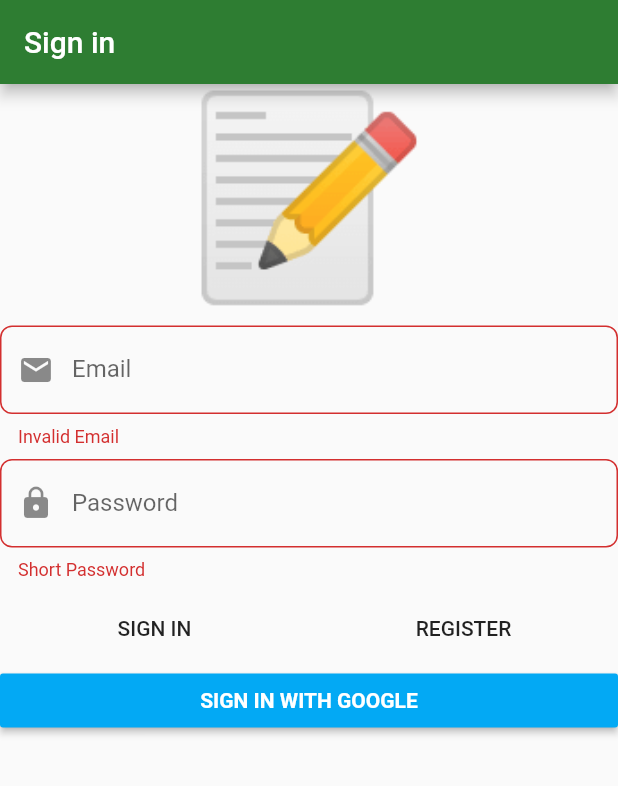
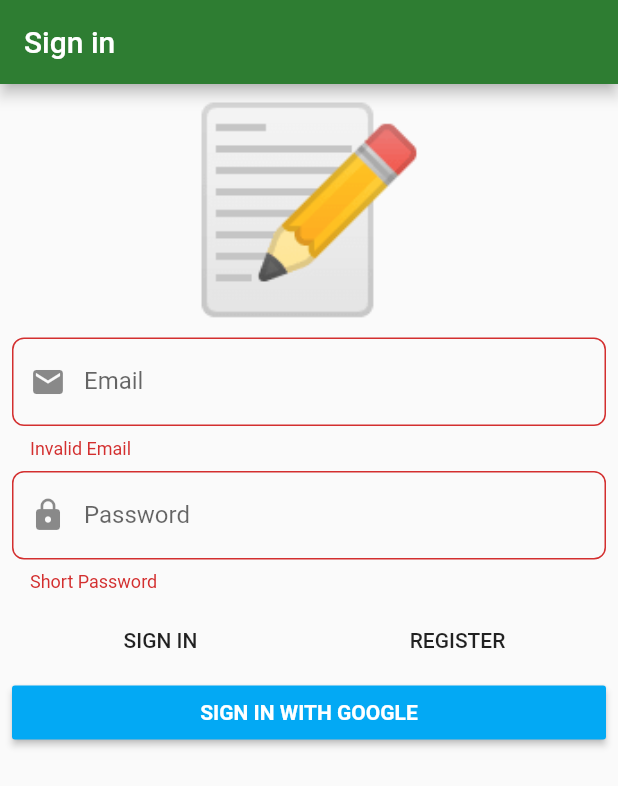
Before and after one commit to iBerdtp/Lunar-Lockout-App, a Flutter app: the screen it shows after launch, after a tap on "SIGN IN", on a phone screen of 412 x 824 dp. Shown: the top 786 px of the screen. Run offline on Flutter 3.47's test engine with Material 2 defaults, Android fonts, the phone set to English and light mode, and no system bars; our stand-ins replace auto_route, bloc, dartz, firebase_auth, firebase_core, flushbar and 5 more; accounts and stored records are empty; generated files the repository leaves out were written again.

Commit message:
implements DDD until part 11

```diff
--- a/lib/main.dart
+++ b/lib/main.dart
@@ -10,7 +10,7 @@ import 'package:lunar_lockout/presentation/board_widget.dart';
 import 'package:lunar_lockout/presentation/button_pad.dart';
 import 'package:lunar_lockout/presentation/core/app_widget.dart';
 
-void main() async {
+Future<void> main() async {
   WidgetsFlutterBinding.ensureInitialized();
   configureInjection(Environment.prod);
   await Firebase.initializeApp();
--- a/lib/presentation/sign_in/widgets/sign_in_form.dart
+++ b/lib/presentation/sign_in/widgets/sign_in_form.dart
@@ -32,6 +32,7 @@ class SignInForm extends StatelessWidget {
               ? AutovalidateMode.always
               : AutovalidateMode.disabled,
           child: ListView(
+            padding: const EdgeInsets.all(8),
             children: [
               const Text(
                 '📝',
@@ -103,7 +104,11 @@ class SignInForm extends StatelessWidget {
                     fontWeight: FontWeight.bold,
                   ),
                 ),
-              )
+              ),
+              if (state.isSubmitting) ...[
+                const SizedBox(height: 8),
+                const LinearProgressIndicator(),
+              ],
             ],
           ),
         );
--- a/lib/presentation/splash/splash_page.dart
+++ b/lib/presentation/splash/splash_page.dart
@@ -11,8 +11,9 @@ class SplashPage extends StatelessWidget {
         listener: (context, state) {
           state.map(
             initial: (_) {},
-            authenticated: (_) {},
-            // authenticated: (_) => ExtendedNavigator.of(context).pushReplacementNamed(Routes.),
+            authenticated: (_) => // {},
+                // authenticated: (_) => ExtendedNavigator.of(context).pushReplacementNamed(Routes.),
+                ExtendedNavigator.of(context).replace(Routes.signInPage),
             unAuthenticated: (_) =>
                 ExtendedNavigator.of(context).replace(Routes.signInPage),
           );
```
